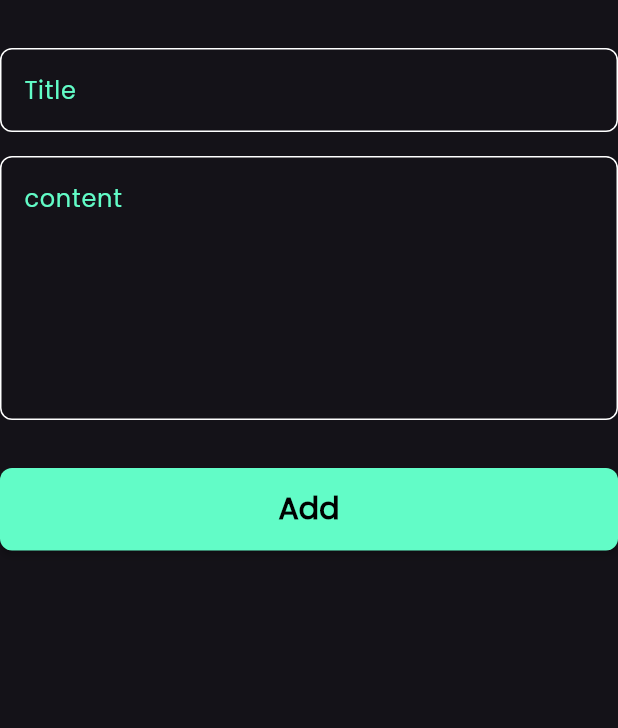
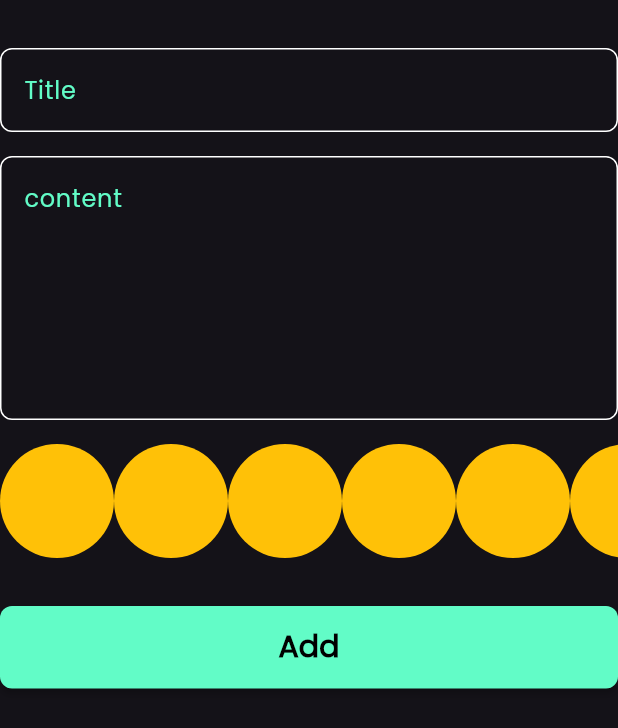
Before and after one commit to yahyaalmongdie/note_app, a Flutter app: the AddNoteForm widget shown alone on an empty page, opened directly, on a phone screen of 412 x 824 dp. Shown: the top 728 px of the screen. Run offline on Flutter 3.47's test engine with Material 3 defaults, Android fonts, the phone set to English and light mode, and no system bars; our stand-ins replace bloc, flutter_bloc, font_awesome_flutter, hive, hive_flutter; accounts and stored records are empty.

Commit message:
create colors list view part one

```diff
--- /dev/null
+++ b/lib/core/widget/color_item.dart
@@ -0,0 +1,14 @@
+
+import 'package:flutter/material.dart';
+
+class ColorItem extends StatelessWidget {
+  const ColorItem({super.key});
+
+  @override
+  Widget build(BuildContext context) {
+    return const CircleAvatar(
+      backgroundColor: Colors.amber,
+      radius: 38,
+    );
+  }
+}
--- a/lib/features/notes/presentation/view/widget/add_note_form.dart
+++ b/lib/features/notes/presentation/view/widget/add_note_form.dart
@@ -1,11 +1,12 @@
 import 'package:flutter/material.dart';
 import 'package:flutter_bloc/flutter_bloc.dart';
 import 'package:intl/intl.dart';
+import 'package:note_app/core/widget/custom_button.dart';
 import 'package:note_app/core/widget/custom_text_form_felid.dart';
-import 'package:note_app/core/widget/custom_button.dart';
 import 'package:note_app/features/notes/data/model/note_model.dart';
 import 'package:note_app/features/notes/presentation/manager/add_note_cubit/add_note_cubit.dart';
 import 'package:note_app/features/notes/presentation/manager/view_notes_cubit/view_notes_cubit.dart';
+import 'package:note_app/features/notes/presentation/view/widget/color_list_view.dart';
 
 class AddNoteForm extends StatefulWidget {
   const AddNoteForm({
@@ -47,6 +48,10 @@ class _AddNoteFormState extends State<AddNoteForm> {
             hintText: "content",
             maxLines: 6,
           ),
+          const SizedBox(
+            height: 16,
+          ),
+          const ColorListView(),
           const SizedBox(
             height: 32,
           ),
--- /dev/null
+++ b/lib/features/notes/presentation/view/widget/color_list_view.dart
@@ -0,0 +1,20 @@
+import 'package:flutter/material.dart';
+import 'package:note_app/core/widget/color_item.dart';
+
+class ColorListView extends StatelessWidget {
+  const ColorListView({super.key});
+
+  @override
+  Widget build(BuildContext context) {
+    return SizedBox(
+      height: 38*2,
+      child: ListView.builder(
+        itemCount: 10,
+        scrollDirection: Axis.horizontal,
+        itemBuilder: (context, index) {
+          return const ColorItem();
+        },
+      ),
+    );
+  }
+}
```
